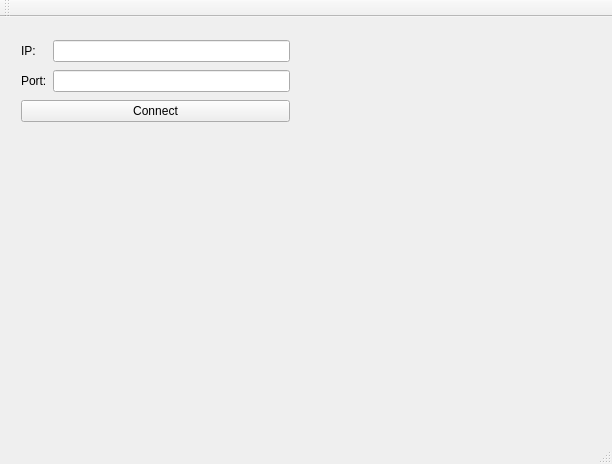
The window that diagnostic/ui/mainwindow.ui (klonage/snowcookie) describes before a commit, drawn with Qt 5.
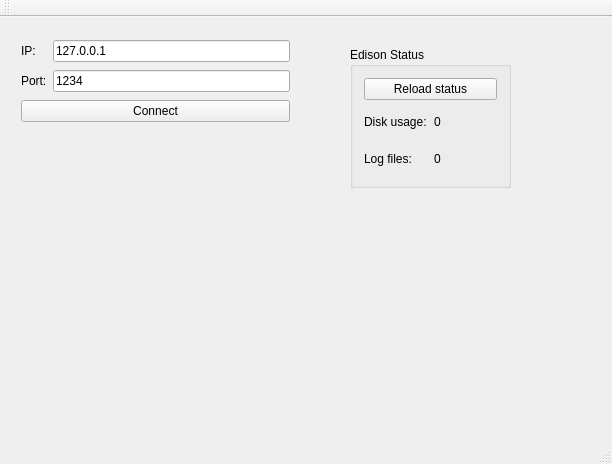
The same window after the commit.

Commit message: implement request edison status

```diff
--- a/diagnostic/ui/mainwindow.ui
+++ b/diagnostic/ui/mainwindow.ui
@@ -39,10 +39,18 @@
       </widget>
      </item>
      <item row="0" column="1">
-      <widget class="QLineEdit" name="ipLineEdit"/>
+      <widget class="QLineEdit" name="ipLineEdit">
+       <property name="text">
+        <string>127.0.0.1</string>
+       </property>
+      </widget>
      </item>
      <item row="1" column="1">
-      <widget class="QLineEdit" name="portLineEdit"/>
+      <widget class="QLineEdit" name="portLineEdit">
+       <property name="text">
+        <string>1234</string>
+       </property>
+      </widget>
      </item>
      <item row="2" column="0" colspan="2">
       <widget class="QPushButton" name="connectButton">
@@ -53,6 +61,60 @@
      </item>
     </layout>
    </widget>
+   <widget class="QGroupBox" name="groupBox">
+    <property name="geometry">
+     <rect>
+      <x>350</x>
+      <y>30</y>
+      <width>161</width>
+      <height>141</height>
+     </rect>
+    </property>
+    <property name="title">
+     <string>Edison Status</string>
+    </property>
+    <layout class="QGridLayout" name="gridLayout_3">
+     <item row="0" column="0">
+      <layout class="QGridLayout" name="gridLayout_2">
+       <item row="2" column="0">
+        <widget class="QLabel" name="label_4">
+         <property name="text">
+          <string>Log files:</string>
+         </property>
+        </widget>
+       </item>
+       <item row="1" column="0">
+        <widget class="QLabel" name="label_3">
+         <property name="text">
+          <string>Disk usage:</string>
+         </property>
+        </widget>
+       </item>
+       <item row="1" column="1">
+        <widget class="QLabel" name="diskUsageLabel">
+         <property name="text">
+          <string>0</string>
+         </property>
+        </widget>
+       </item>
+       <item row="0" column="0" colspan="2">
+        <widget class="QPushButton" name="reloadStatusButton">
+         <property name="text">
+          <string>Reload status</string>
+         </property>
+        </widget>
+       </item>
+       <item row="2" column="1">
+        <widget class="QLabel" name="logFilesCountLabel">
+         <property name="text">
+          <string>0</string>
+         </property>
+        </widget>
+       </item>
+      </layout>
+     </item>
+    </layout>
+   </widget>
   </widget>
   <widget class="QMenuBar" name="menuBar">
    <property name="geometry">
```
The commit also changes 5 other files.
